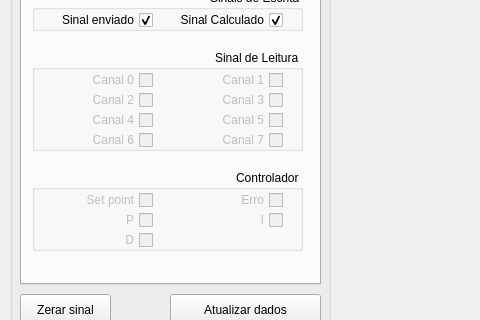
The window that mainwindow.ui (Chechunlong/control) describes before a commit, drawn with Qt 5; both pictures show x 0 to 480 and y 136 to 456 of the 1016 by 663 pixel window.
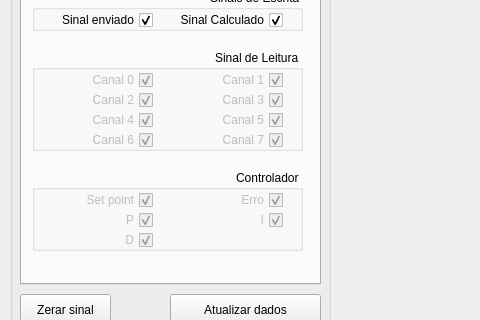
The same window after the commit. The open tabs and pages were chosen to show the change. Custom widgets are drawn as their Qt base class.

What changed in the file:
```diff
--- a/mainwindow.ui
+++ b/mainwindow.ui
@@ -754,7 +754,7 @@
          <string>Set point</string>
         </property>
         <property name="checked">
-         <bool>false</bool>
+         <bool>true</bool>
         </property>
        </widget>
        <widget class="QCheckBox" name="cb_plot_erro">
@@ -773,7 +773,7 @@
          <string>Erro</string>
         </property>
         <property name="checked">
-         <bool>false</bool>
+         <bool>true</bool>
         </property>
        </widget>
        <widget class="QCheckBox" name="cb_plot_p">
@@ -791,6 +791,9 @@
         <property name="text">
          <string>P</string>
         </property>
+        <property name="checked">
+         <bool>true</bool>
+        </property>
        </widget>
        <widget class="QCheckBox" name="cb_plot_i">
         <property name="enabled">
@@ -807,6 +810,9 @@
         <property name="text">
          <string>I</string>
         </property>
+        <property name="checked">
+         <bool>true</bool>
+        </property>
        </widget>
        <widget class="QCheckBox" name="cb_plot_d">
         <property name="enabled">
@@ -823,6 +829,9 @@
         <property name="text">
          <string>D</string>
         </property>
+        <property name="checked">
+         <bool>true</bool>
+        </property>
        </widget>
       </widget>
       <widget class="QGroupBox" name="gp_graf_se">
@@ -898,7 +907,7 @@
          <string>Canal 1</string>
         </property>
         <property name="checked">
-         <bool>false</bool>
+         <bool>true</bool>
         </property>
        </widget>
        <widget class="QCheckBox" name="cb_plot_canal0">
@@ -917,7 +926,7 @@
          <string>Canal 0</string>
         </property>
         <property name="checked">
-         <bool>false</bool>
+         <bool>true</bool>
         </property>
        </widget>
        <widget class="QCheckBox" name="cb_plot_canal3">
@@ -936,7 +945,7 @@
          <string>Canal 3</string>
         </property>
         <property name="checked">
-         <bool>false</bool>
+         <bool>true</bool>
         </property>
        </widget>
        <widget class="QCheckBox" name="cb_plot_canal2">
@@ -955,7 +964,7 @@
          <string>Canal 2</string>
         </property>
         <property name="checked">
-         <bool>false</bool>
+         <bool>true</bool>
         </property>
        </widget>
        <widget class="QCheckBox" name="cb_plot_canal4">
@@ -974,7 +983,7 @@
          <string>Canal 4</string>
         </property>
         <property name="checked">
-         <bool>false</bool>
+         <bool>true</bool>
         </property>
        </widget>
        <widget class="QCheckBox" name="cb_plot_canal5">
@@ -993,7 +1002,7 @@
          <string>Canal 5</string>
         </property>
         <property name="checked">
-         <bool>false</bool>
+         <bool>true</bool>
         </property>
        </widget>
        <widget class="QCheckBox" name="cb_plot_canal7">
@@ -1012,7 +1021,7 @@
          <string>Canal 7</string>
         </property>
         <property name="checked">
-         <bool>false</bool>
+         <bool>true</bool>
         </property>
        </widget>
        <widget class="QCheckBox" name="cb_plot_canal6">
@@ -1031,7 +1040,7 @@
          <string>Canal 6</string>
         </property>
         <property name="checked">
-         <bool>false</bool>
+         <bool>true</bool>
         </property>
        </widget>
       </widget>
```
Left out of the diff: 4 changed lines with no effect on the pictures.
